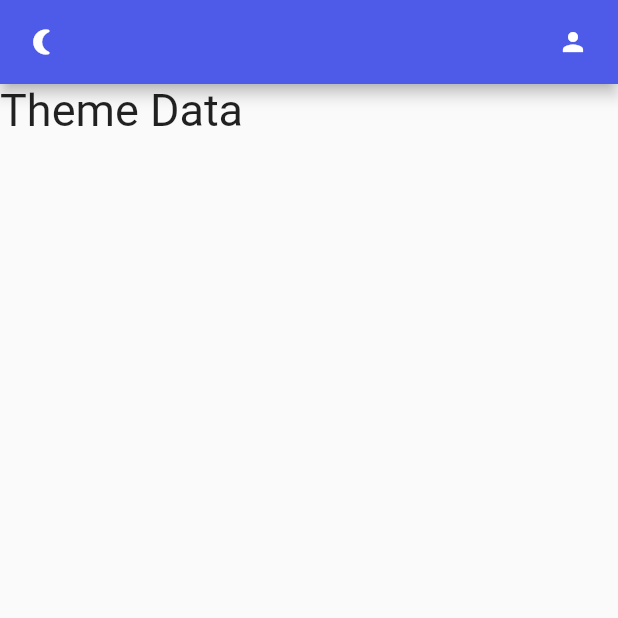
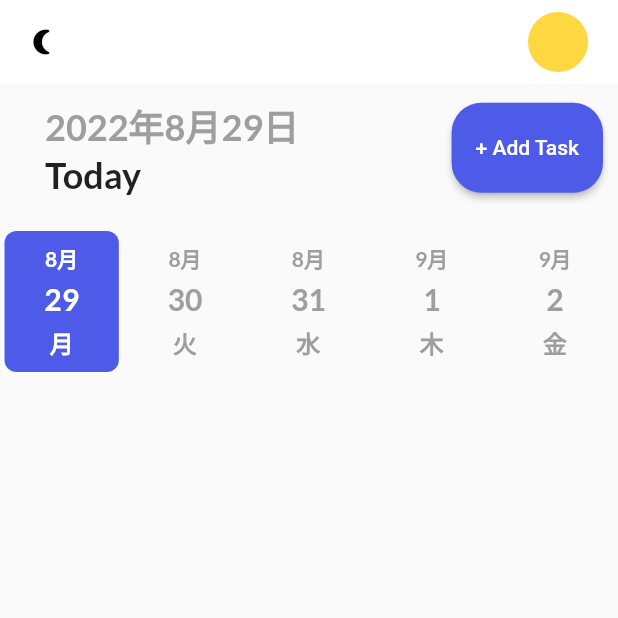
Before and after one commit to yuki-325/flutter_to_do_app, a Flutter app: the screen it shows after launch, on a phone screen of 412 x 824 dp, the top half of it. Run offline on Flutter 3.47's test engine with Material 2 defaults, Android fonts, the phone set to English and light mode, and no system bars; drawn by our look-alikes of date_picker_timeline; our stand-ins replace flutter_local_notifications, get, get_storage, google_fonts, timezone.

Commit message:
develop-003 ui作成 実装中

```diff
--- a/lib/main.dart
+++ b/lib/main.dart
@@ -1,4 +1,5 @@
 import 'package:flutter/material.dart';
+import 'package:flutter_localizations/flutter_localizations.dart';
 import 'package:flutter_to_do_app/services/theme_service.dart';
 import 'package:flutter_to_do_app/ui/home_page.dart';
 import 'package:flutter_to_do_app/ui/theme.dart';
@@ -19,6 +20,14 @@ class MyApp extends StatelessWidget {
     return GetMaterialApp(
       title: 'Flutter Demo',
       debugShowCheckedModeBanner: false,
+      localizationsDelegates: const [
+        GlobalMaterialLocalizations.delegate,
+        GlobalWidgetsLocalizations.delegate,
+      ],
+      supportedLocales: const [
+        Locale("en"),
+        Locale("ja"),
+      ],
       theme: Themes.light,
       darkTheme: Themes.dark,
       themeMode: ThemeService().theme,
--- a/lib/ui/home_page.dart
+++ b/lib/ui/home_page.dart
@@ -1,7 +1,13 @@
+import 'package:date_picker_timeline/date_picker_widget.dart';
 import 'package:flutter/material.dart';
 import 'package:flutter_to_do_app/services/notification_service.dart';
 import 'package:flutter_to_do_app/services/theme_service.dart';
+import 'package:flutter_to_do_app/ui/add_task_page.dart';
+import 'package:flutter_to_do_app/ui/theme.dart';
+import 'package:flutter_to_do_app/ui/widget/button.dart';
 import 'package:get/get.dart';
+import 'package:google_fonts/google_fonts.dart';
+import 'package:intl/intl.dart';
 
 class HomePage extends StatefulWidget {
   const HomePage({Key? key}) : super(key: key);
@@ -12,6 +18,8 @@ class HomePage extends StatefulWidget {
 
 class _HomePageState extends State<HomePage> {
   late NotifyHelper notifyHelper;
+  final dtFormat = DateFormat('yyyy年M月dd日');
+  DateTime _selectedDate = DateTime.now();
 
   @override
   void initState() {
@@ -24,13 +32,86 @@ class _HomePageState extends State<HomePage> {
 
   @override
   Widget build(BuildContext context) {
+    final Size size = MediaQuery.of(context).size;
+
     return Scaffold(
       appBar: _appBar(),
       body: Column(
-        children: const [
-          Text(
-            "Theme Data",
-            style: TextStyle(fontSize: 30),
+        children: [
+          _addTaskBar(),
+          _addDateBar(size.width * 0.185),
+        ],
+      ),
+    );
+  }
+
+  _addDateBar(width) {
+    return Container(
+      margin: const EdgeInsets.only(top: 20),
+      child: DatePicker(
+        DateTime.now(),
+        locale: 'ja',
+        height: 100,
+        width: width,
+        initialSelectedDate: DateTime.now(),
+        selectionColor: primaryClr,
+        dateTextStyle: GoogleFonts.lato(
+          textStyle: const TextStyle(
+            fontSize: 20,
+            fontWeight: FontWeight.w600,
+            color: Colors.grey,
+          ),
+        ),
+        dayTextStyle: GoogleFonts.lato(
+          textStyle: const TextStyle(
+            fontSize: 16,
+            fontWeight: FontWeight.w600,
+            color: Colors.grey,
+          ),
+        ),
+        monthTextStyle: GoogleFonts.lato(
+          textStyle: const TextStyle(
+            fontSize: 14,
+            fontWeight: FontWeight.w600,
+            color: Colors.grey,
+          ),
+        ),
+        onDateChange: (date) => _selectedDate = date,
+      ),
+    );
+  }
+
+  _addTaskBar() {
+    return Container(
+      margin: const EdgeInsets.only(
+        left: 10,
+        right: 10,
+        top: 10,
+      ),
+      child: Row(
+        mainAxisAlignment: MainAxisAlignment.spaceBetween,
+        children: [
+          Container(
+            margin: const EdgeInsets.symmetric(horizontal: 20),
+            child: Column(
+              crossAxisAlignment: CrossAxisAlignment.start,
+              children: [
+                Text(
+                  dtFormat.format(DateTime.now()),
+                  style: subHeadingStyle,
+                ),
+                Text(
+                  'Today',
+                  style: headingStyle,
+                ),
+              ],
+            ),
+          ),
+          MyButton(
+            lable: '+ Add Task',
+            onTap: () => Get.to(
+              const AddTaskPage(),
+            ),
           ),
         ],
       ),
@@ -39,6 +120,8 @@ class _HomePageState extends State<HomePage> {
 
   _appBar() {
     return AppBar(
+      elevation: 0,
+      backgroundColor: context.theme.backgroundColor,
       leading: GestureDetector(
         onTap: () {
           ThemeService().switchTheme();
@@ -51,15 +134,17 @@ class _HomePageState extends State<HomePage> {
 
           notifyHelper.scheduledNotification();
         },
-        child: const Icon(
-          Icons.nightlight_round,
+        child: Icon(
+          Get.isDarkMode ? Icons.wb_sunny_outlined : Icons.nightlight_round,
           size: 20,
+          color: Get.isDarkMode ? Colors.white : Colors.black,
         ),
       ),
       actions: const [
-        Icon(
-          Icons.person,
-          size: 20,
+        // TODO ここ表示するか迷い中 表示するならAuthも作らないと・・・
+        CircleAvatar(
+          // backgroundImage: AssetImage('images/profile.png'),
+          backgroundColor: Colors.amberAccent,
         ),
         SizedBox(
           width: 20,
--- a/lib/ui/theme.dart
+++ b/lib/ui/theme.dart
@@ -1,4 +1,6 @@
 import 'package:flutter/material.dart';
+import 'package:get/route_manager.dart';
+import 'package:google_fonts/google_fonts.dart';
 
 const Color bluishClr = Color(0xff4e5ae8);
 const Color yellowClr = Color(0xffffb746);
@@ -10,18 +12,58 @@ const Color darkHeaderClr = Color(0xff424242);
 
 class Themes {
   static final light = ThemeData(
-    appBarTheme: const AppBarTheme(
-      backgroundColor: primaryClr,
-    ),
+    // appBarTheme: const AppBarTheme(
+    //   backgroundColor: primaryClr,
+    // ),
+    backgroundColor: white,
     primaryColor: primaryClr,
     brightness: Brightness.light,
   );
 
   static final dark = ThemeData(
-    appBarTheme: const AppBarTheme(
-      backgroundColor: darkGreyClr,
-    ),
+    // appBarTheme: const AppBarTheme(
+    //   backgroundColor: darkGreyClr,
+    // ),
+    backgroundColor: darkGreyClr,
     primaryColor: darkGreyClr,
     brightness: Brightness.dark,
   );
 }
+
+TextStyle get subHeadingStyle {
+  return GoogleFonts.lato(
+    textStyle: TextStyle(
+      fontSize: 24,
+      fontWeight: FontWeight.bold,
+      color: Get.isDarkMode ? Colors.grey[400] : Colors.grey,
+    ),
+  );
+}
+
+TextStyle get headingStyle {
+  return GoogleFonts.lato(
+    textStyle: const TextStyle(
+      fontSize: 24,
+      fontWeight: FontWeight.bold,
+    ),
+  );
+}
+
+TextStyle get titleStyle {
+  return GoogleFonts.lato(
+    textStyle: const TextStyle(
+      fontSize: 16,
+      fontWeight: FontWeight.w400,
+    ),
+  );
+}
+
+TextStyle get subTitleStyle {
+  return GoogleFonts.lato(
+    textStyle: TextStyle(
+      fontSize: 14,
+      fontWeight: FontWeight.w400,
+      color: Get.isDarkMode ? Colors.grey[100] : Colors.grey[600],
+    ),
+  );
+}
--- /dev/null
+++ b/lib/ui/widget/button.dart
@@ -0,0 +1,57 @@
+import 'package:flutter/material.dart';
+
+import '../theme.dart';
+
+class MyButton extends StatelessWidget {
+  final String lable;
+  final VoidCallback onTap;
+  const MyButton({
+    Key? key,
+    required this.lable,
+    required this.onTap,
+  }) : super(key: key);
+
+  @override
+  Widget build(BuildContext context) {
+    return ElevatedButton(
+      onPressed: onTap,
+      style: ElevatedButton.styleFrom(
+        primary: primaryClr,
+        onPrimary: Colors.white,
+        shape: RoundedRectangleBorder(
+          borderRadius: BorderRadius.circular(20),
+        ),
+      ),
+      child: SizedBox(
+        height: 60,
+        child: Center(
+          child: Text(
+            lable,
+            style: const TextStyle(
+              color: Colors.white,
+            ),
+          ),
+        ),
+      ),
+    );
+    // return GestureDetector(
+    //   onTap: onTap,
+    //   child: Container(
+    //     width: 100,
+    //     height: 60,
+    //     decoration: BoxDecoration(
+    //       borderRadius: BorderRadius.circular(20),
+    //       color: primaryClr,
+    //     ),
+    //     child: Center(
+    //       child: Text(
+    //         lable,
+    //         style: const TextStyle(
+    //           color: Colors.white,
+    //         ),
+    //       ),
+    //     ),
+    //   ),
+    // );
+  }
+}
--- a/pubspec.yaml
+++ b/pubspec.yaml
@@ -38,6 +38,11 @@ dependencies:
   get: ^4.6.5
   flutter_local_notifications: ^9.8.0+1
   flutter_native_timezone: ^2.0.0
+  intl: ^0.17.0
+  google_fonts: ^3.0.1
+  date_picker_timeline: ^1.2.3
+  flutter_localizations: # 追加
+    sdk: flutter # 追加
 
 dev_dependencies:
   flutter_test:
```
Also changed, not shown: lib/ui/add_task_page.dart (added, +172 -0 lines), lib/ui/widget/input_field.dart (added, +81 -0 lines), pubspec.lock.
